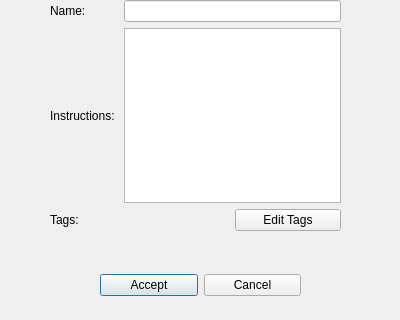
Above: src/addexercisewindow.ui from Nickswoboda/HEPBuilder before the change; both pictures show x 0 to 400 and y 180 to 500 of the 400 by 500 pixel window. Below: the same form after it.
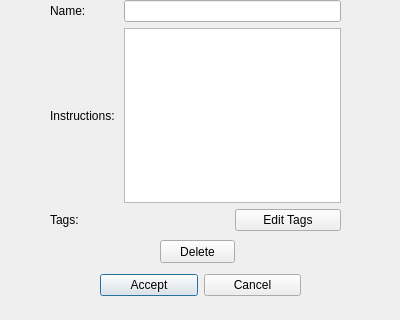
That is the form after the change.

Commit message: Add ability to delete an exercise

The edit to the form file:
```diff
--- a/src/addexercisewindow.ui
+++ b/src/addexercisewindow.ui
@@ -121,6 +121,19 @@
     <string>Add Image</string>
    </property>
   </widget>
+  <widget class="QPushButton" name="delete_button">
+   <property name="geometry">
+    <rect>
+     <x>160</x>
+     <y>420</y>
+     <width>75</width>
+     <height>23</height>
+    </rect>
+   </property>
+   <property name="text">
+    <string>Delete</string>
+   </property>
+  </widget>
  </widget>
  <resources/>
  <connections/>
```
The commit also changes 8 other files.
